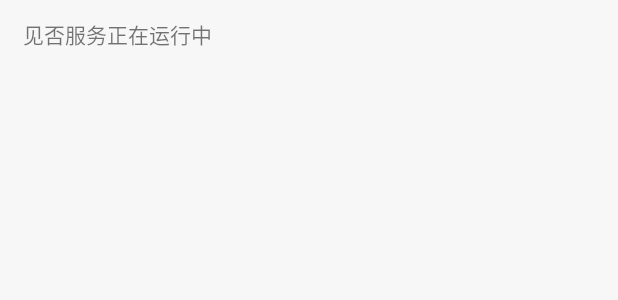
After one commit to RoderickQiu/seeNot, an Android app: the layout layout_foreground_notification.xml on its own in the app's theme, with its tools: preview values and no code run, on a phone screen of 412 x 824 dp. The commit adds this screen. Shown: the top 300 px of the screen. Run offline under Robolectric (Android 15) with nearby library versions, the phone set to English and light mode, and no system bars.

Commit message:
make custom foreground notification

```diff
--- a/app/src/main/java/com/scrisstudio/jianfou/mask/ActivitySeekerService.java
+++ b/app/src/main/java/com/scrisstudio/jianfou/mask/ActivitySeekerService.java
@@ -28,6 +28,7 @@ import android.view.accessibility.AccessibilityEvent;
 import android.view.accessibility.AccessibilityNodeInfo;
 import android.widget.FrameLayout;
 import android.widget.LinearLayout;
+import android.widget.RemoteViews;
 import android.widget.TextView;
 import android.widget.Toast;
 
@@ -200,14 +201,14 @@ public class ActivitySeekerService extends AccessibilityService {
 	}
 
 	public void setForegroundService() {
+		RemoteViews notificationLayout = new RemoteViews(getPackageName(), R.layout.layout_foreground_notification);
 		String channelName = getString(R.string.channel_name);
 		int importance = NotificationManager.IMPORTANCE_LOW;
 		NotificationChannel channel = new NotificationChannel(CHANNEL_SERVICE_KEEPER_ID, channelName, importance);
 		channel.setDescription(getString(R.string.channel_description));
 		NotificationCompat.Builder builder = new NotificationCompat.Builder(this, CHANNEL_SERVICE_KEEPER_ID);
 		builder.setSmallIcon(R.drawable.jianfou_no_bg)
-				.setContentTitle(getString(R.string.channel_notification_text))
-				.setContentText("为防止服务被杀，必须显示一个通知")
+				.setCustomContentView(notificationLayout)
 				.setOngoing(true);
 		Intent resultIntent = new Intent(this, MainActivity.class);
 		PendingIntent pendingIntent = PendingIntent.getActivity(this, 0, resultIntent, PendingIntent.FLAG_UPDATE_CURRENT);
--- /dev/null
+++ b/app/src/main/res/layout/layout_foreground_notification.xml
@@ -0,0 +1,18 @@
+<?xml version="1.0" encoding="utf-8"?>
+<FrameLayout xmlns:android="http://schemas.android.com/apk/res/android"
+    android:id="@+id/fl_window_layout"
+    android:layout_width="match_parent"
+    android:layout_height="wrap_content"
+    android:paddingHorizontal="8dp"
+    android:paddingVertical="12dp">
+
+    <TextView
+        android:id="@+id/title"
+        style="@style/TextAppearance.AppCompat.Small"
+        android:layout_width="wrap_content"
+        android:layout_height="wrap_content"
+        android:layout_marginHorizontal="7dp"
+        android:lineSpacingExtra="0sp"
+        android:text="@string/channel_notification_text" />
+
+</FrameLayout>
--- a/app/src/main/res/values/styles.xml
+++ b/app/src/main/res/values/styles.xml
@@ -4,11 +4,6 @@
     <style name="Theme.Jianfou.Slide">
         <item name="android:windowEnterAnimation">@anim/slide_up</item>
         <item name="android:windowExitAnimation">@anim/slide_down</item>
-    </style>
-
-    <style name="YOURSTYLE" parent="Widget.AppCompat.PopupMenu">
-        <item name="android:textColor">@android:color/white</item>
-        <item name="android:itemBackground">@android:color/holo_red_light</item>
     </style>
 
     <style name="Theme.Jianfou.About.Toolbar" parent="@style/Widget.MaterialComponents.Toolbar.Primary">
```
